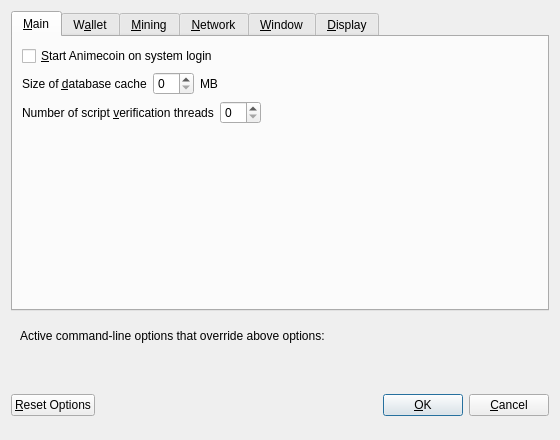
Qt form src/qt/forms/optionsdialog.ui (Animecointeam/Animecoin) before a commit.
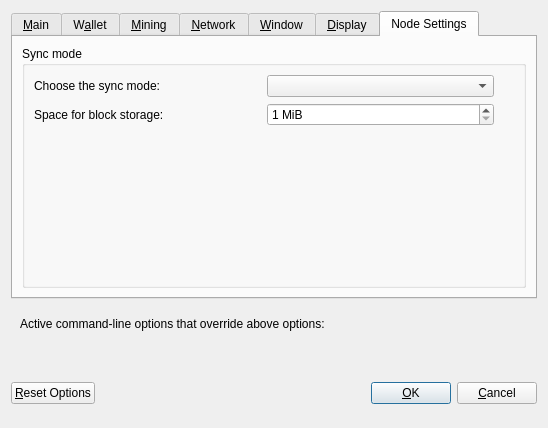
The same form after that commit. The open tabs and pages were chosen to show the change. Custom widgets are drawn as their Qt base class.

Patch:
```diff
--- a/src/qt/forms/optionsdialog.ui
+++ b/src/qt/forms/optionsdialog.ui
@@ -6,8 +6,8 @@
    <rect>
     <x>0</x>
     <y>0</y>
-    <width>560</width>
-    <height>440</height>
+    <width>548</width>
+    <height>428</height>
    </rect>
   </property>
   <property name="windowTitle">
@@ -675,7 +675,88 @@
        </item>
       </layout>
      </widget>
+     <widget class="QWidget" name="tabNode">
+      <attribute name="title">
+       <string>Node Settings</string>
+      </attribute>
+      <layout class="QVBoxLayout" name="verticalLayout_3">
+       <item>
+        <widget class="QGroupBox" name="groupBox_2">
+         <property name="title">
+          <string>Sync mode</string>
+         </property>
+         <layout class="QGridLayout" name="gridLayout">
+          <item row="4" column="4">
+           <spacer name="verticalSpacer">
+            <property name="orientation">
+             <enum>Qt::Vertical</enum>
+            </property>
+            <property name="sizeHint" stdset="0">
+             <size>
+              <width>20</width>
+              <height>96</height>
+             </size>
+            </property>
+           </spacer>
+          </item>
+          <item row="1" column="0">
+           <widget class="QLabel" name="label_2">
+            <property name="text">
+             <string>Choose the sync mode:</string>
+            </property>
+           </widget>
+          </item>
+          <item row="2" column="0">
+           <widget class="QLabel" name="label">
+            <property name="text">
+             <string>Space for block storage:</string>
+            </property>
+           </widget>
+          </item>
+          <item row="1" column="1">
+           <widget class="QComboBox" name="syncMode"/>
+          </item>
+          <item row="2" column="1">
+           <widget class="QSpinBox" name="blockStorage">
+            <property name="accelerated">
+             <bool>true</bool>
+            </property>
+            <property name="suffix">
+             <string> MiB</string>
+            </property>
+            <property name="minimum">
+             <number>1</number>
+            </property>
+            <property name="maximum">
+             <number>65536</number>
+            </property>
+           </widget>
+          </item>
+          <item row="3" column="0" colspan="2">
+           <widget class="QLabel" name="modeInfo">
+            <property name="maximumSize">
+             <size>
+              <width>500</width>
+              <height>16777215</height>
+             </size>
+            </property>
+            <property name="autoFillBackground">
+             <bool>false</bool>
+            </property>
+            <property name="text">
+             <string/>
+            </property>
+            <property name="wordWrap">
+             <bool>true</bool>
+            </property>
+           </widget>
+          </item>
+         </layout>
         </widget>
+       </item>
+      </layout>
+     </widget>
+    </widget>
    </item>
    <item>
     <widget class="QFrame" name="frame">
```
Left out of the diff: 18 changed lines with no effect on the pictures.
